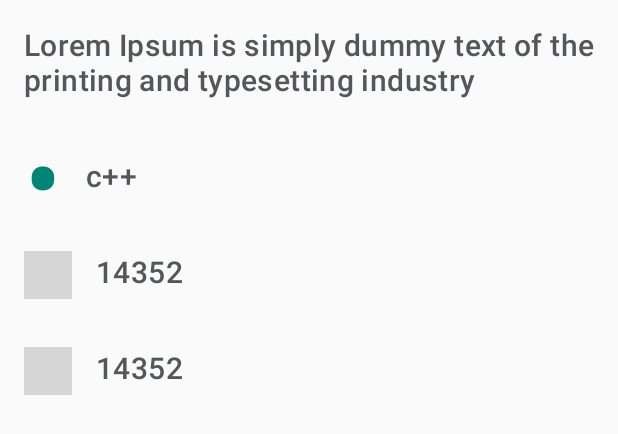
After one commit to rajdheepak/TrendingRepositories, an Android app: the layout fragment_repo_detail.xml on its own in the app's theme, with its tools: preview values and no code run, on a phone screen of 412 x 824 dp. The commit adds this screen. Shown: the top 434 px of the screen. Run offline under Robolectric (Android 15) with nearby library versions, the phone set to English and light mode, and no system bars; grey boxes are pictures that could not be loaded.

Commit message:
view repository details screen designed

```diff
--- a/app/src/main/java/com/zestworks/trendingrepositories/dagger/AppComponent.kt
+++ b/app/src/main/java/com/zestworks/trendingrepositories/dagger/AppComponent.kt
@@ -4,6 +4,7 @@ import android.app.Application
 import com.zestworks.trendingrepositories.TrendingApplication
 import com.zestworks.trendingrepositories.developers.domain.DeveloperListRepositoryImpl
 import com.zestworks.trendingrepositories.repositories.domain.RepoListRepositoryImpl
+import com.zestworks.trendingrepositories.repositoryDetails.domain.RepoDetailsRepositoryImpl
 import dagger.BindsInstance
 import dagger.Component
 import dagger.android.support.AndroidSupportInjectionModule
@@ -19,6 +20,8 @@ interface AppComponent {
 
     fun inject(developerListRepositoryImpl: DeveloperListRepositoryImpl)
 
+    fun inject(repoDetailsRepositoryImpl: RepoDetailsRepositoryImpl)
+
     @Component.Builder
     interface Builder {
 
--- /dev/null
+++ b/app/src/main/java/com/zestworks/trendingrepositories/repositoryDetails/domain/RepoDetailsRepository.kt
@@ -0,0 +1,5 @@
+package com.zestworks.trendingrepositories.repositoryDetails.domain
+
+interface RepoDetailsRepository {
+    fun getRepoDetail(url: String, repoDetailListener: RepoDetailsRepositoryImpl.repoDetailListener)
+}
--- /dev/null
+++ b/app/src/main/res/layout/fragment_repo_detail.xml
@@ -0,0 +1,98 @@
+<?xml version="1.0" encoding="utf-8"?>
+<androidx.constraintlayout.widget.ConstraintLayout xmlns:android="http://schemas.android.com/apk/res/android"
+    xmlns:tools="http://schemas.android.com/tools"
+    android:layout_width="match_parent"
+    android:layout_height="match_parent"
+    xmlns:app="http://schemas.android.com/apk/res-auto"
+    tools:context=".repositoryDetails.ui.RepoDetailFragment">
+
+        <TextView
+            style="@style/TextAppearance.MaterialComponents.Headline6"
+            android:id="@+id/url"
+            app:layout_constraintStart_toStartOf="parent"
+            app:layout_constraintTop_toTopOf="parent"
+            app:layout_constraintEnd_toEndOf="parent"
+            android:textColor="#52575c"
+            android:ellipsize="marquee"
+            android:layout_margin="16dp"
+            android:lines="2"
+            tools:text="Lorem Ipsum is simply dummy text of the printing and typesetting industry"
+            android:layout_width="0dp"
+            android:layout_height="wrap_content">
+
+        </TextView>
+
+        <TextView
+            android:text="•"
+            app:layout_constraintTop_toBottomOf="@id/url"
+            android:textAlignment="textStart"
+            android:textSize="75sp"
+            android:textColor="@color/colorPrimary"
+            app:layout_constraintStart_toStartOf="@id/url"
+            android:id="@+id/lang_image"
+            android:layout_width="wrap_content"
+            android:layout_height="wrap_content">
+
+        </TextView>
+
+        <TextView
+            style="@style/TextAppearance.MaterialComponents.Headline6"
+            app:layout_constraintStart_toEndOf="@id/lang_image"
+            tools:text="c++"
+            android:layout_marginStart="16dp"
+            android:textColor="#52575C"
+            android:id="@+id/language_text"
+            app:layout_constraintTop_toTopOf="@id/lang_image"
+            app:layout_constraintBottom_toBottomOf="@id/lang_image"
+            android:layout_width="wrap_content"
+            android:layout_height="wrap_content">
+
+        </TextView>
+
+        <ImageView
+            android:id="@+id/star_image"
+            app:layout_constraintStart_toStartOf="@id/lang_image"
+            app:layout_constraintTop_toBottomOf="@id/lang_image"
+            android:src="@mipmap/star"
+            android:layout_width="32dp"
+            android:layout_height="32dp">
+        </ImageView>
+
+        <TextView
+            style="@style/TextAppearance.MaterialComponents.Headline6"
+            android:id="@+id/star_text"
+            android:textColor="#52575C"
+            android:layout_marginStart="16dp"
+            app:layout_constraintStart_toEndOf="@id/star_image"
+            app:layout_constraintTop_toTopOf="@id/star_image"
+            tools:text="14352"
+            android:layout_width="wrap_content"
+            android:layout_height="wrap_content">
+
+        </TextView>
+
+        <ImageView
+            android:id="@+id/fork_image"
+            app:layout_constraintStart_toStartOf="@id/star_image"
+            app:layout_constraintTop_toBottomOf="@id/star_image"
+            android:layout_marginTop="32dp"
+            android:src="@mipmap/fork"
+            android:layout_width="32dp"
+            android:layout_height="32dp">
+        </ImageView>
+
+        <TextView
+            style="@style/TextAppearance.MaterialComponents.Headline6"
+            android:id="@+id/fork_text"
+            android:layout_marginStart="16dp"
+            app:layout_constraintStart_toEndOf="@id/fork_image"
+            app:layout_constraintTop_toTopOf="@id/fork_image"
+            android:textColor="#52575C"
+            tools:text="14352"
+            android:layout_width="wrap_content"
+            android:layout_height="wrap_content">
+
+        </TextView>
+
+
+</androidx.constraintlayout.widget.ConstraintLayout>
--- a/data/src/main/java/com/zestworks/data/db/TrendingDao.kt
+++ b/data/src/main/java/com/zestworks/data/db/TrendingDao.kt
@@ -27,4 +27,7 @@ interface TrendingDao {
 
     @Query("SELECT * from developers")
     fun getTrendingDevelopers(): List<TrendingDevelopers>
+
+    @Query("SELECT * from repositories WHERE url = :url")
+    fun getRepoDetails(url: String): TrendingRepositories
 }
```
Also changed, not shown: app/src/main/java/com/zestworks/trendingrepositories/common/ListingAdapter.kt (+15 -1 lines), app/src/main/java/com/zestworks/trendingrepositories/repositories/ui/TrendingRepositoriesFragment.kt (+9 -1 lines), app/src/main/java/com/zestworks/trendingrepositories/repositoryDetails/domain/RepoDetailsRepositoryImpl.kt (added, +33 -0 lines), app/src/main/java/com/zestworks/trendingrepositories/repositoryDetails/ui/RepoDetailFragment.kt (added, +45 -0 lines), app/src/main/java/com/zestworks/trendingrepositories/repositoryDetails/viewmodel/RepoDetailViewModel.kt (added, +13 -0 lines), app/src/main/java/com/zestworks/trendingrepositories/repositoryDetails/viewmodel/ViewModelFactory.kt (added, +17 -0 lines), app/src/main/res/navigation/trending_nav_graph.xml (+11 -1 lines).
